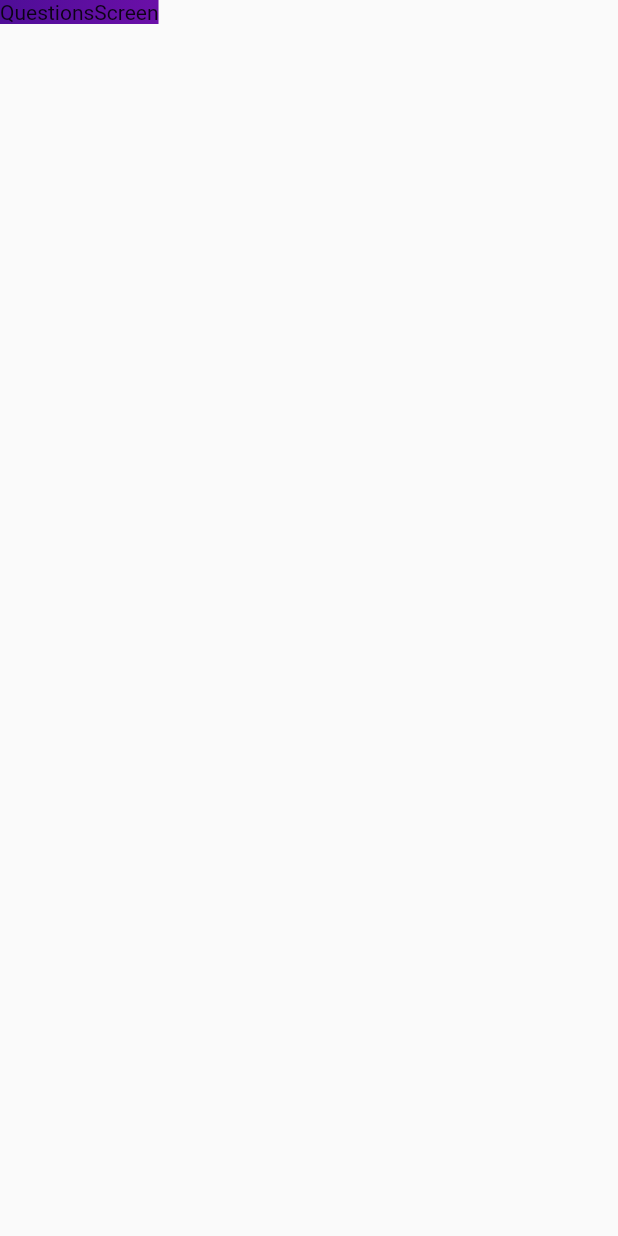
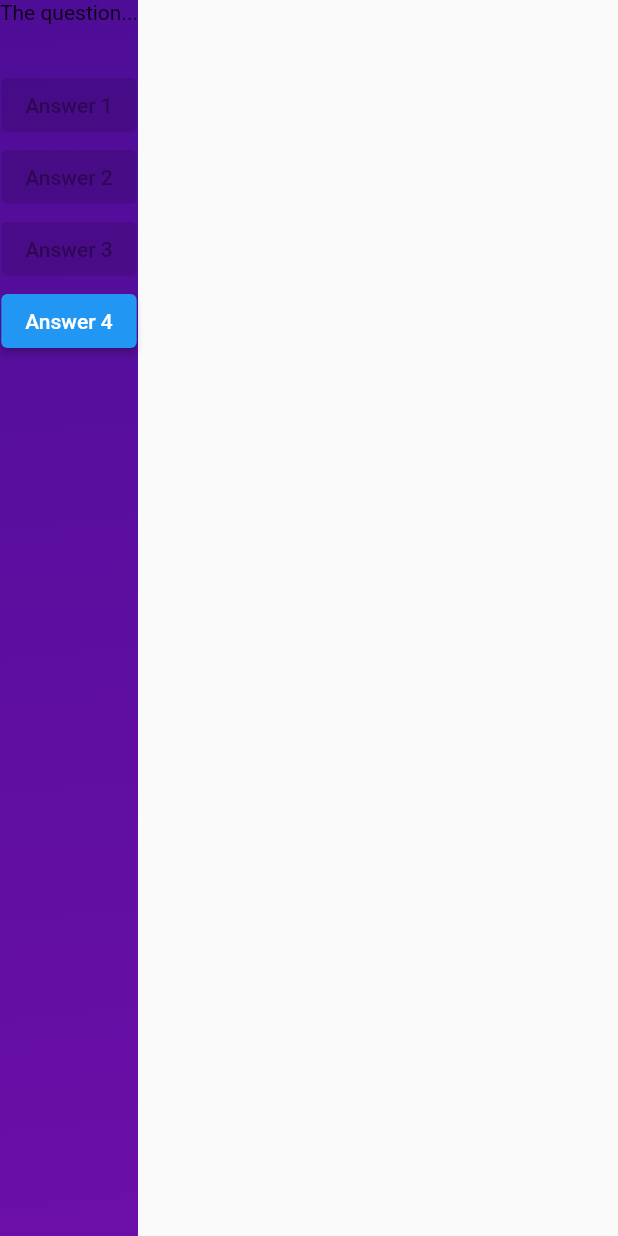
Before and after one commit to barefoot1423/adv_basics, a Flutter app: the screen it shows after launch, after a tap on "Start Quiz", on a phone screen of 412 x 824 dp. Run offline on Flutter 3.47's test engine with Material 2 defaults, Android fonts, the phone set to English and light mode, and no system bars; statements that could not run were skipped.

Commit message:
commit lecture 67

```diff
--- /dev/null
+++ b/lib/data/questions.dart
@@ -0,0 +1,58 @@
+import 'package:adv_basics/models/quiz_question.dart';
+
+const questions = [
+  QuizQuestion(
+    'What are the main building blocks of Flutter UIs?',
+    [
+      'Widgets',
+      'Components',
+      'Blocks',
+      'Functions',
+    ],
+  ),
+  QuizQuestion(
+    'How are Flutter UIs built?',
+    [
+      'By combining widgets in code',
+      'By combining widgets in a visual editor',
+      'By defining widgets in config files',
+      'By using XCode for iOS and Android Studio for Android',
+    ],
+  ),
+  QuizQuestion(
+    'What\'s the purpose of a StatefulWidget?',
+    [
+      'Update UI as data changes',
+      'Update data as UI changes',
+      'Ignore data changes',
+      'Render UI that does not depend on data',
+    ],
+  ),
+  QuizQuestion(
+    'Which widget should you try to use more often: StatelessWidget or StatefulWidget?',
+    [
+      'StatelessWidget',
+      'StatefulWidget',
+      'Both are equally good',
+      'None of the above',
+    ],
+  ),
+  QuizQuestion(
+    'What happens if you change data in a StatelessWidget?',
+    [
+      'The UI is not updated',
+      'The UI is updated',
+      'The closest StatefulWidget is updated',
+      'Any nested StatefulWidgets are updated',
+    ],
+  ),
+  QuizQuestion(
+    'How should you update data inside of StatefulWidgets?',
+    [
+      'By calling setState()',
+      'By calling updateData()',
+      'By calling updateUI()',
+      'By calling updateState()',
+    ],
+  ),
+];
--- a/lib/models/quiz_question.dart
+++ b/lib/models/quiz_question.dart
@@ -0,0 +1,7 @@
+class QuizQuestion {
+
+  final String text;
+  final List<String> answers;
+
+  const QuizQuestion(this.text, this.answers);
+}
--- a/lib/questions_screen.dart
+++ b/lib/questions_screen.dart
@@ -1,7 +1,6 @@
 import 'package:flutter/material.dart';
 
 class QuestionsScreen extends StatefulWidget {
-
   const QuestionsScreen({super.key});
 
   @override
@@ -13,7 +12,27 @@ class QuestionsScreen extends StatefulWidget {
 class _QuestionsScreenState extends State<QuestionsScreen> {
   @override
   Widget build(BuildContext context) {
-    return const Text('QuestionsScreen');
+    return Column(
+      children: const [
+        Text('The question...'),
+        SizedBox(height: 30),
+        ElevatedButton(
+          onPressed: () {},
+          child: Text('Answer 1'),
+        ),
+        ElevatedButton(
+          onPressed: () {},
+          child: Text('Answer 2'),
+        ),
+        ElevatedButton(
+          onPressed: () {},
+          child: Text('Answer 3'),
+        ),
+        ElevatedButton(
+          onPressed: () {},
+          child: Text('Answer 4'),
+        ),
+      ],
+    );
   }
-
 }
--- a/lib/start_screen.dart
+++ b/lib/start_screen.dart
@@ -7,8 +7,11 @@ class StartScreen extends StatelessWidget {
 
   @override
   Widget build(BuildContext context) {
-    return Center(
+    return SizedBox(
+      width: double.infinity,
+      child: Center(
         child: Column(
+          mainAxisAlignment: MainAxisAlignment.center,
           mainAxisSize: MainAxisSize.min,
           children: [
               Image.asset(
@@ -46,6 +49,7 @@ class StartScreen extends StatelessWidget {
             ),
           ],
         ),
+      ),
     );
   }
 }
```
Lines whose indentation alone changed are shown as unchanged.
